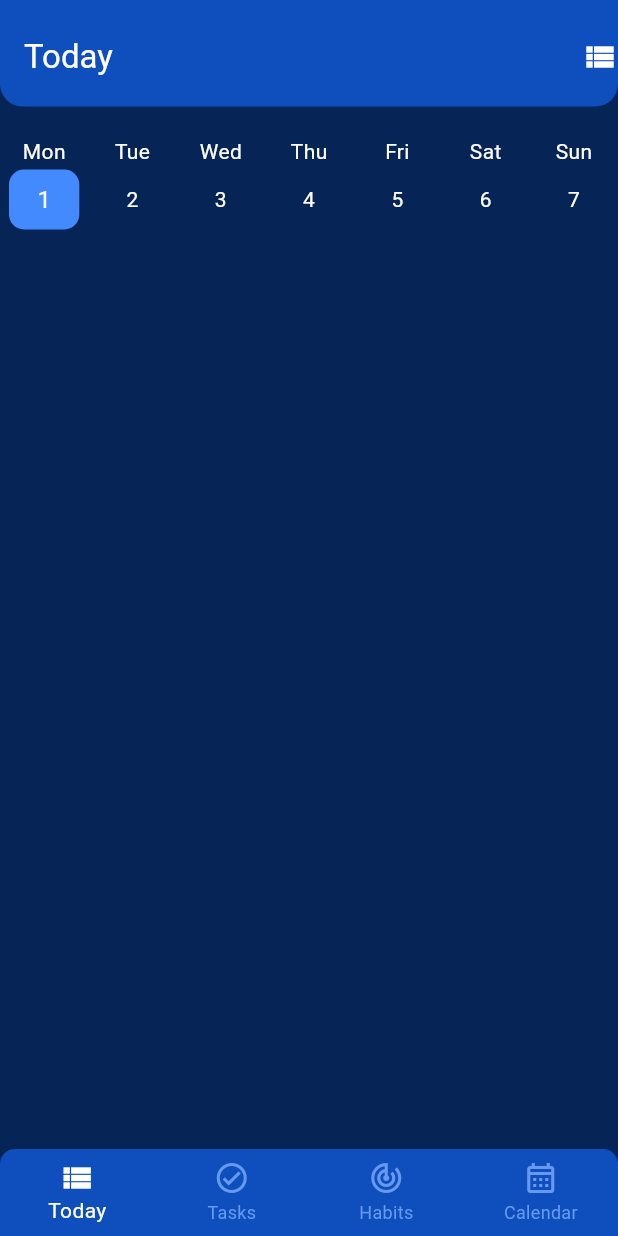
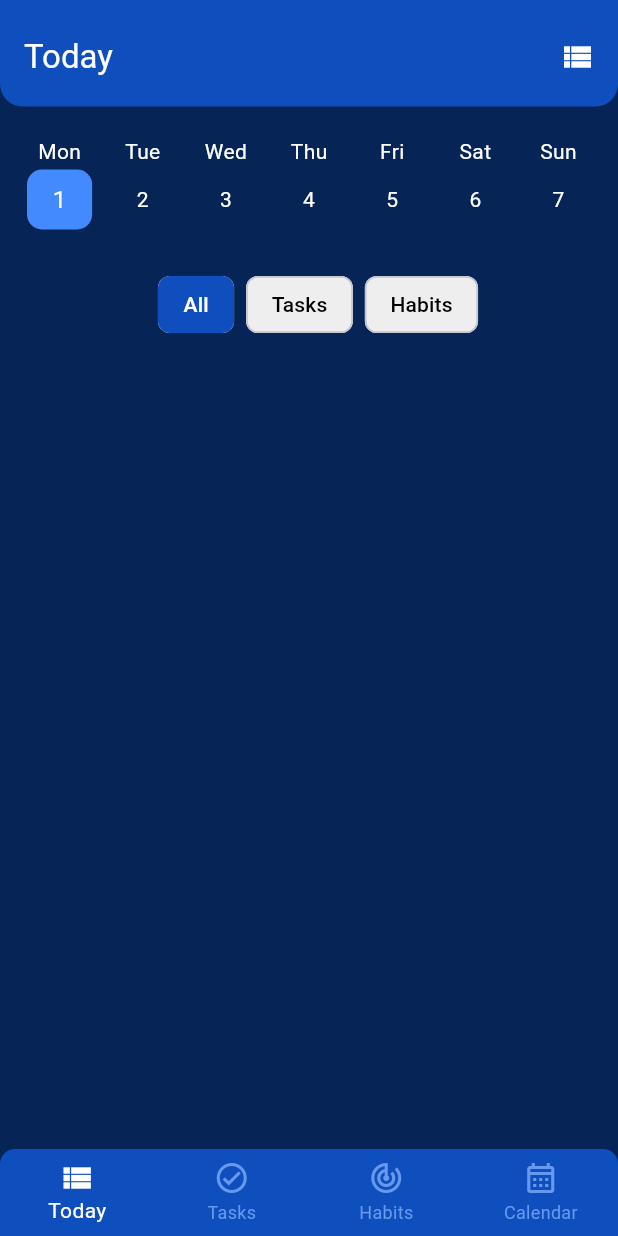
Before and after one commit to Teshan2000/To-Do-Planner, a Flutter app: the screen it shows after launch, on a phone screen of 412 x 824 dp. Run offline on Flutter 3.47's test engine with Material 3 defaults, Android fonts, the phone set to English and light mode, and no system bars; drawn by our look-alikes of table_calendar; our stand-ins replace flutter_local_notifications, flutter_switch, hive_flutter, timezone; accounts and stored records are empty.

Commit message:
Filter Tasks & Habits
Tasks & Habits can be filtered using filter buttons.

```diff
--- a/to_do_planner/lib/screens/habitsScreen.dart
+++ b/to_do_planner/lib/screens/habitsScreen.dart
@@ -28,7 +28,7 @@ class _HabitsScreenState extends State<HabitsScreen> {
         ),
         actions: const [
           Padding(
-            padding: EdgeInsets.only(top: 20),
+            padding: EdgeInsets.only(top: 20, right: 15),
             child: Icon(
               Icons.track_changes,
               color: Colors.white,
--- a/to_do_planner/lib/screens/tasksScreen.dart
+++ b/to_do_planner/lib/screens/tasksScreen.dart
@@ -48,7 +48,7 @@ class _TasksScreenState extends State<TasksScreen> {
         ),
         actions: const [
           Padding(
-            padding: EdgeInsets.only(top: 20),
+            padding: EdgeInsets.only(top: 20, right: 15),
             child: Icon(
               Icons.check_circle,
               color: Colors.white,
--- a/to_do_planner/lib/screens/today.dart
+++ b/to_do_planner/lib/screens/today.dart
@@ -6,6 +6,8 @@ import 'package:to_do_planner/components/completedHabitsList.dart';
 import 'package:to_do_planner/components/completedTasksList.dart';
 import 'package:to_do_planner/components/habitsList.dart';
 import 'package:to_do_planner/components/tasksList.dart';
+import 'package:to_do_planner/models/habit.dart';
+import 'package:to_do_planner/models/task.dart';
 import 'package:to_do_planner/providers/habitProvider.dart';
 import 'package:to_do_planner/providers/taskProvider.dart';
 
@@ -17,6 +19,8 @@ class Today extends StatefulWidget {
 }
 
 class _TodayState extends State<Today> {
+  String selectedFilter = 'All';
+  String? selectedCategory;
   bool isCompleted = false;
   DateTime _focusedDay = DateTime.now();
   DateTime? _selectedDay;
@@ -34,6 +38,49 @@ class _TodayState extends State<Today> {
     } else {
       return DateFormat("dd-MM-yyyy").format(taskDate);
     }
+  }
+
+  Widget _buildFilterChip(String label) {
+    final isSelected = selectedFilter == label;
+    return Padding(
+      padding: const EdgeInsets.symmetric(horizontal: 4),
+      child: ChoiceChip(
+        showCheckmark: false,
+        label: Text(label),
+        selected: isSelected,
+        selectedColor: const Color.fromARGB(255, 15, 79, 189),
+        backgroundColor: Colors.grey[200],
+        labelStyle: TextStyle(color: isSelected ? Colors.white : Colors.black),
+        onSelected: (_) => _applyFilter(label),
+      ),
+    );
+  }
+
+  Widget _buildCategoryChip(String categoryName) {
+    final isSelected = selectedCategory == categoryName;
+
+    return Padding(
+      padding: const EdgeInsets.symmetric(horizontal: 4),
+      child: ChoiceChip(
+        showCheckmark: false,
+        label: Text(categoryName),
+        selected: isSelected,
+        selectedColor: Colors.blueAccent,
+        backgroundColor: Colors.grey[200],
+        labelStyle: TextStyle(color: isSelected ? Colors.white : Colors.black),
+        onSelected: (_) {
+          setState(() {
+            selectedCategory = isSelected ? null : categoryName; // toggle
+          });
+        },
+      ),
+    );
+  }
+
+  void _applyFilter(String filter) {
+    setState(() {
+      selectedFilter = filter;
+    });
   }
 
   @override
@@ -55,6 +102,26 @@ class _TodayState extends State<Today> {
       return [...tasks, ...habits];
     }
 
+    List<dynamic> filteredItems;
+    if (selectedFilter == 'Tasks') {
+      filteredItems = taskProvider.tasks;
+    } else if (selectedFilter == 'Habits') {
+      filteredItems = habitProvider.habits;
+    } else {
+      filteredItems = [...taskProvider.tasks, ...habitProvider.habits];
+    }
+
+    if (selectedCategory != null) {
+      filteredItems = filteredItems.where((item) {
+        if (item is Task) {
+          return item.category?.name == selectedCategory;
+        } else if (item is Habit) {
+          return item.category?.name == selectedCategory;
+        }
+        return false;
+      }).toList();
+    }
+
     return Scaffold(
       backgroundColor: const Color.fromARGB(255, 7, 36, 86),
       appBar: AppBar(
@@ -67,7 +134,7 @@ class _TodayState extends State<Today> {
         ),
         actions: const [
           Padding(
-            padding: EdgeInsets.only(top: 20),
+            padding: EdgeInsets.only(top: 20, right: 15),
             child: Icon(
               Icons.view_list,
               color: Colors.white,
@@ -93,7 +160,9 @@ class _TodayState extends State<Today> {
           return SingleChildScrollView(
             child: Column(children: [
               const SizedBox(height: 20),
-              TableCalendar(
+              Padding(
+                padding: const EdgeInsets.symmetric(horizontal: 12),
+                child: TableCalendar(
                   focusedDay: _focusedDay,
                   firstDay: DateTime(2000),
                   lastDay: DateTime(2100),
@@ -131,58 +200,50 @@ class _TodayState extends State<Today> {
                     todayDecoration: BoxDecoration(
                       color: Colors.blueAccent,
                       shape: BoxShape.rectangle,
-                    borderRadius: BorderRadius.all(Radius.circular(10))
+                      borderRadius: BorderRadius.all(Radius.circular(10)),
                     ),
                     selectedDecoration: BoxDecoration(
-                    color: Colors.blueAccent,
-                    shape: BoxShape.circle,
+                      color: Color.fromARGB(255, 103, 153, 239),
+                      shape: BoxShape.rectangle,
+                      borderRadius: BorderRadius.all(Radius.circular(10)),
+                    ),
                   ),
                 ),
               ),
               const SizedBox(height: 20),
+              Padding(
+                padding: const EdgeInsets.only(left: 12),
+                child: SingleChildScrollView(
+                  scrollDirection: Axis.horizontal,
+                  child: Row(
+                    children: [
+                      _buildFilterChip('All'),
+                      _buildFilterChip('Tasks'),
+                      _buildFilterChip('Habits'),
+                      ...taskProvider.tasks
+                        .map((task) => task.category?.name)
+                        .where((name) => name != null)
+                        .toSet()
+                        .map((name) => _buildCategoryChip(name!)),
+                      ...habitProvider.habits
+                        .map((habit) => habit.category?.name)
+                        .where((name) => name != null)
+                        .toSet()
+                        .map((name) => _buildCategoryChip(name!)),
+                    ],
+                  ),
+                ),
+              ),
+              const SizedBox(height: 20),
+              if (selectedFilter == 'All' || selectedFilter == 'Tasks') ...[
                 TodayTasksList(selectedDate: _selectedDay ?? DateTime.now()),
+                CompletedTasksList(selectedDate: _selectedDay ?? DateTime.now()),
+              ],
+              if (selectedFilter == 'All' || selectedFilter == 'Habits') ...[
                 TodayHabitsList(selectedDate: _selectedDay ?? DateTime.now()),
-              CompletedTasksList(selectedDate: _selectedDay ?? DateTime.now()),
-              CompletedTodayHabitsList(selectedDate: _selectedDay ?? DateTime.now())
+                CompletedTodayHabitsList(selectedDate: _selectedDay ?? DateTime.now()),
+              ],
             ]
-                // Expanded(
-                //   child: ListView(
-                //     children: getEventsByDate(_selectedDay ?? _focusedDay)
-                //         .map((event) {
-                //       if (event['type'] == 'task') {
-                //         Task task = event['data'];
-                //         return Dismissible(
-                //           key: Key(toString()),
-                //           child: ListTile(
-                //             // leading: Icon(task.category?.icon, color: Colors.white),
-                //             title: Text(task.title,
-                //                 style: const TextStyle(color: Colors.white)),
-                //             subtitle: Text("Task | ${task.time}",
-                //                 style: const TextStyle(
-                //                     color: Color.fromARGB(255, 103, 153, 239))),
-                //             trailing:
-                //                 Icon(task.category?.icon, color: Colors.white),
-                //           ),
-                //         );
-                //       } else if (event['type'] == 'habit') {
-                //         Habit habit = event['data'];
-                //         return ListTile(
-                //           // leading: Icon(habit.category?.icon, color: Colors.white),
-                //           title: Text(habit.title,
-                //               style: const TextStyle(color: Colors.white)),
-                //           subtitle: Text(
-                //               "Habit | ${formatTaskDate(habit.startDate)}",
-                //               style: const TextStyle(
-                //                   color: Color.fromARGB(255, 103, 153, 239))),
-                //           trailing:
-                //               Icon(habit.category?.icon, color: Colors.white),
-                //         );
-                //       }
-                //       return const SizedBox.shrink();
-                //     }).toList(),
-                //   ),
-                // ),
-                // ],
           ),
           );
         },
```
Also changed, not shown: to_do_planner/lib/screens/calendar.dart (+5 -4 lines). Lines whose indentation alone changed are shown as unchanged.
